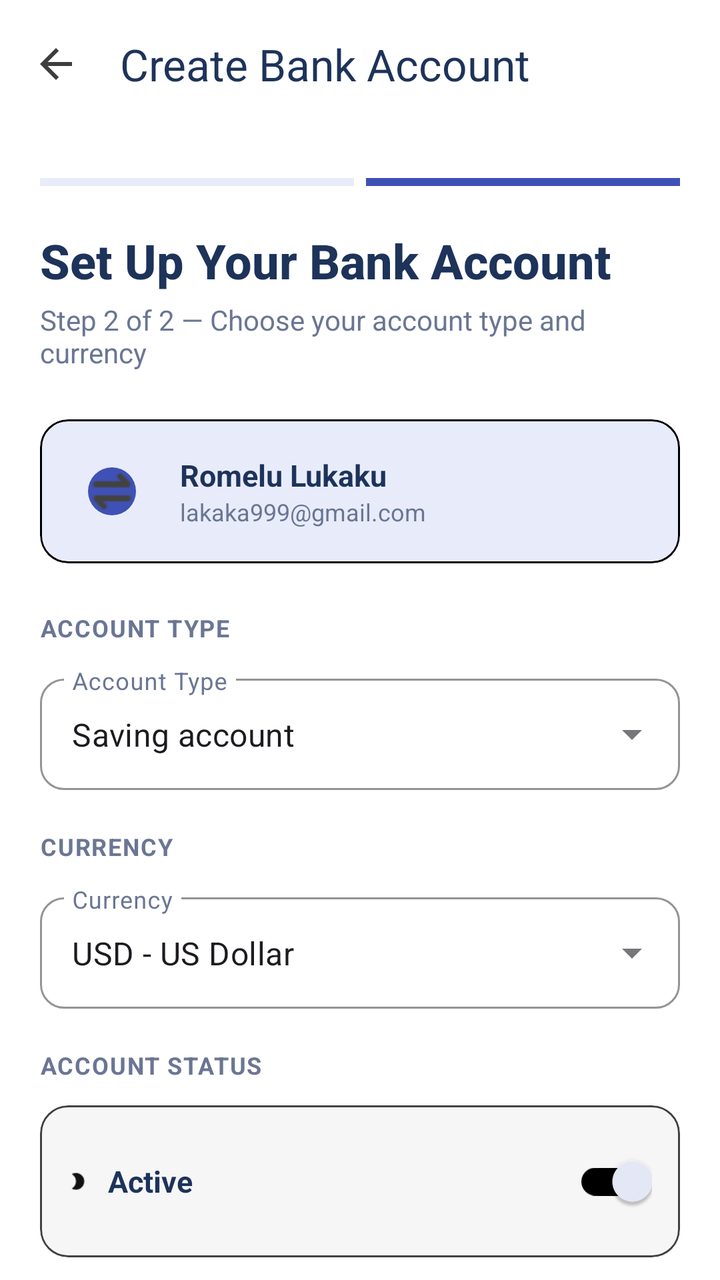
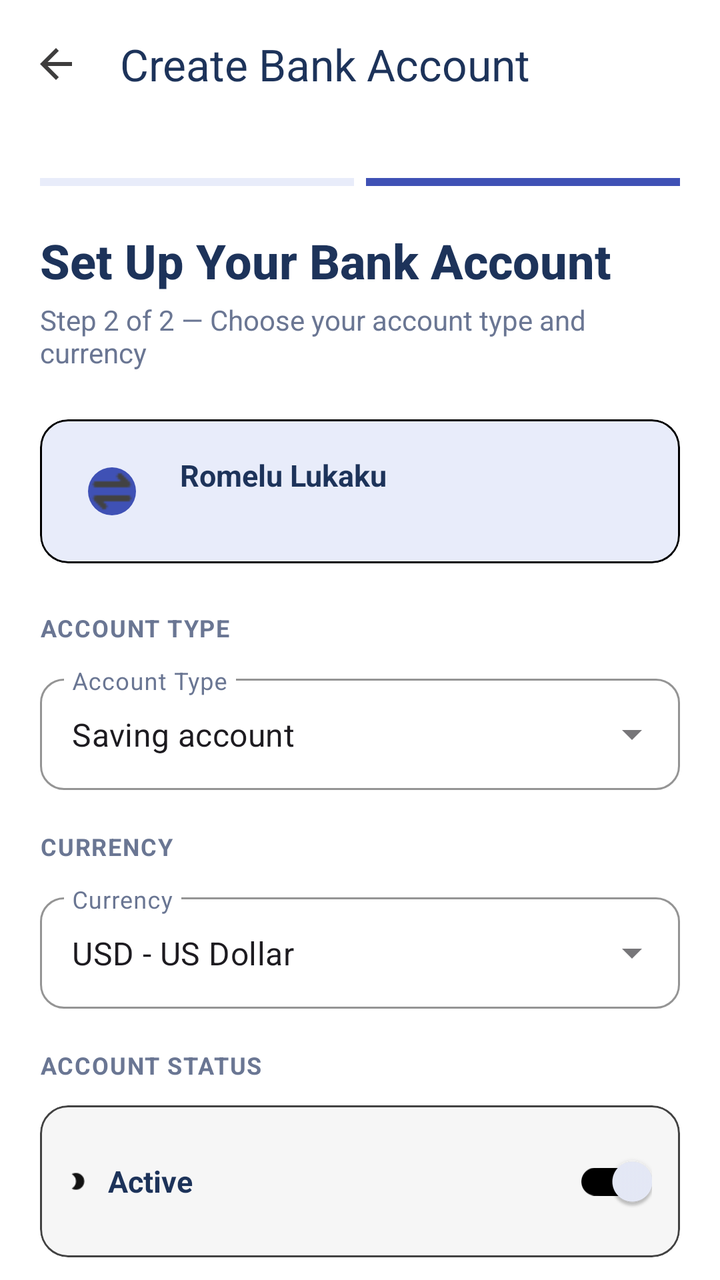

Compare the two renders of this Android layout. The source of the first and the diff that turns it into the second are given below.
<!-- AndroidManifest.xml: application theme Theme.Banking_app_Y3S2 -->
<!-- res/layout/activity_create_bank_account.xml -->
<?xml version="1.0" encoding="utf-8"?>
<androidx.coordinatorlayout.widget.CoordinatorLayout
    android:id="@+id/createBankAccRoot"
    xmlns:android="http://schemas.android.com/apk/res/android"
    xmlns:app="http://schemas.android.com/apk/res-auto"
    xmlns:tools="http://schemas.android.com/tools"
    android:layout_width="match_parent"
    android:layout_height="match_parent"
    android:background="@color/background"
    tools:context=".CreateBankAccountActivity">

    <com.google.android.material.appbar.AppBarLayout
        android:layout_width="match_parent"
        android:layout_height="wrap_content"
        android:background="@color/background"
        app:liftOnScroll="false"
        app:elevation="2dp">

        <com.google.android.material.appbar.MaterialToolbar
            android:id="@+id/toolbar"
            android:layout_width="match_parent"
            android:layout_height="?attr/actionBarSize"
            android:elevation="0dp"
            app:title="Create Bank Account"
            app:titleTextColor="@color/text_primary"
            app:navigationIcon="@drawable/baseline_arrow_back_24" />

    </com.google.android.material.appbar.AppBarLayout>

    <androidx.core.widget.NestedScrollView
        android:layout_width="match_parent"
        android:layout_height="match_parent"
        app:layout_behavior="@string/appbar_scrolling_view_behavior">

        <LinearLayout
            android:layout_width="match_parent"
            android:layout_height="wrap_content"
            android:orientation="vertical"
            android:paddingStart="20dp"
            android:paddingEnd="20dp"
            android:paddingTop="24dp"
            android:paddingBottom="32dp">

            
            <LinearLayout
                android:layout_width="match_parent"
                android:layout_height="wrap_content"
                android:layout_marginBottom="20dp"
                android:orientation="horizontal"
                android:gravity="center_vertical">

                <View
                    android:layout_width="0dp"
                    android:layout_height="4dp"
                    android:layout_weight="1"
                    android:background="@color/soft_blue_bg" />

                <View
                    android:layout_width="6dp"
                    android:layout_height="6dp" />

                <View
                    android:layout_width="0dp"
                    android:layout_height="4dp"
                    android:layout_weight="1"
                    android:background="@color/primary" />

            </LinearLayout>

            
            <TextView
                android:layout_width="wrap_content"
                android:layout_height="wrap_content"
                android:text="Set Up Your Bank Account"
                android:textColor="@color/text_primary"
                android:textSize="24sp"
                android:textStyle="bold"
                android:fontFamily="sans-serif-medium" />

            <TextView
                android:layout_width="wrap_content"
                android:layout_height="wrap_content"
                android:layout_marginTop="4dp"
                android:layout_marginBottom="24dp"
                android:text="Step 2 of 2 — Choose your account type and currency"
                android:textColor="@color/text_secondary"
                android:textSize="14sp" />

            
            <com.google.android.material.card.MaterialCardView
                android:layout_width="match_parent"
                android:layout_height="wrap_content"
                android:layout_marginBottom="24dp"
                app:cardCornerRadius="14dp"
                app:cardElevation="0dp"
                app:strokeColor="@color/textColor"
                app:strokeWidth="1dp"
                app:cardBackgroundColor="@color/soft_blue_bg">

                <LinearLayout
                    android:layout_width="match_parent"
                    android:layout_height="wrap_content"
                    android:orientation="horizontal"
                    android:padding="14dp"
                    android:gravity="center_vertical">

                    <com.google.android.material.imageview.ShapeableImageView
                        android:id="@+id/ivAvatar"
                        android:layout_width="44dp"
                        android:layout_height="44dp"
                        android:src="@drawable/icon_transfer_fill"
                        android:background="@color/primary"
                        android:padding="10dp"
                        app:shapeAppearanceOverlay="@style/CircleImage"
                        app:tint="@color/cardview_dark_background" />

                    <LinearLayout
                        android:layout_width="0dp"
                        android:layout_height="wrap_content"
                        android:layout_weight="1"
                        android:layout_marginStart="12dp"
                        android:orientation="vertical">

                        <TextView
                            android:id="@+id/tvHolderName"
                            android:layout_width="wrap_content"
                            android:layout_height="wrap_content"
                            android:text="Romelu Lukaku"
                            android:textColor="@color/text_primary"
                            android:textSize="15sp"
                            android:textStyle="bold" />

                        <TextView
                            android:id="@+id/tvHolderEmail"
                            android:layout_width="wrap_content"
                            android:layout_height="wrap_content"
                            android:text="lakaka999@gmail.com"
                            android:textColor="@color/text_secondary"
                            android:textSize="12sp" />

                    </LinearLayout>

                </LinearLayout>

            </com.google.android.material.card.MaterialCardView>

            
            <TextView
                style="@style/SectionLabel"
                android:text="ACCOUNT TYPE" />

            <com.google.android.material.textfield.TextInputLayout
                style="@style/RoundedDropdownLayout"
                android:layout_width="match_parent"
                android:layout_height="wrap_content"
                android:layout_marginTop="12dp"
                android:hint="Account Type">

                <com.google.android.material.textfield.MaterialAutoCompleteTextView
                    android:id="@+id/dropdownAccountType"
                    android:layout_width="match_parent"
                    android:layout_height="wrap_content"
                    android:text="Saving account" />


            </com.google.android.material.textfield.TextInputLayout>

            
            <TextView
                style="@style/SectionLabel"
                android:layout_marginTop="20dp"
                android:text="CURRENCY" />

            <com.google.android.material.textfield.TextInputLayout
                style="@style/RoundedDropdownLayout"
                android:layout_width="match_parent"
                android:layout_height="wrap_content"
                android:layout_marginTop="12dp"
                android:hint="Currency">

                <com.google.android.material.textfield.MaterialAutoCompleteTextView
                    android:id="@+id/dropdownCurrency"
                    android:layout_width="match_parent"
                    android:layout_height="wrap_content"
                    android:text="USD - US Dollar" />

            </com.google.android.material.textfield.TextInputLayout>

            
            <TextView
                style="@style/SectionLabel"
                android:layout_marginTop="20dp"
                android:text="ACCOUNT STATUS" />

            <com.google.android.material.card.MaterialCardView
                android:layout_width="match_parent"
                android:layout_height="wrap_content"
                android:layout_marginTop="12dp"
                app:cardCornerRadius="14dp"
                app:cardElevation="0dp"
                app:strokeColor="@color/cardview_dark_background"
                app:strokeWidth="1dp"
                app:cardBackgroundColor="@color/background1">

                <LinearLayout
                    android:layout_width="match_parent"
                    android:layout_height="wrap_content"
                    android:orientation="horizontal"
                    android:padding="14dp"
                    android:gravity="center_vertical">

                    <View
                        android:layout_width="10dp"
                        android:layout_height="10dp"
                        android:background="@drawable/ic_dark" />

                    <TextView
                        android:layout_width="0dp"
                        android:layout_height="wrap_content"
                        android:layout_weight="1"
                        android:layout_marginStart="10dp"
                        android:text="Active"
                        android:textColor="@color/text_primary"
                        android:textSize="15sp"
                        android:textStyle="bold" />

                    <com.google.android.material.switchmaterial.SwitchMaterial
                        android:id="@+id/switchStatus"
                        android:layout_width="wrap_content"
                        android:layout_height="wrap_content"
                        android:checked="true"
                        app:thumbTint="@color/soft_blue_bg"
                        app:trackTint="@color/textColor" />

                </LinearLayout>

            </com.google.android.material.card.MaterialCardView>

            
            <com.google.android.material.button.MaterialButton
                android:id="@+id/btnCreateAccount"
                android:layout_width="match_parent"
                android:layout_height="52dp"
                android:layout_marginTop="28dp"
                android:text="Create Account"
                android:textAllCaps="false"
                android:textSize="16sp"
                app:cornerRadius="14dp"
                app:backgroundTint="@color/primary"
                app:icon="@drawable/ic_dark"
                app:iconGravity="end"
                app:iconTint="@color/background1" />

            <com.google.android.material.button.MaterialButton
                android:id="@+id/btnBack"
                style="@style/Widget.MaterialComponents.Button.OutlinedButton"
                android:layout_width="match_parent"
                android:layout_height="52dp"
                android:layout_marginTop="10dp"
                android:text="Back"
                android:textAllCaps="false"
                android:textColor="@color/primary"
                android:textSize="16sp"
                app:cornerRadius="14dp"
                app:strokeColor="@color/primary" />

        </LinearLayout>

    </androidx.core.widget.NestedScrollView>

</androidx.coordinatorlayout.widget.CoordinatorLayout>
<!-- resources referenced by this layout -->
<resources>
  <color name="background">#FFFFFF</color>
  <color name="background1">#F6F6F6</color>
  <color name="primary">#3F51B5</color>
  <color name="soft_blue_bg">#E8ECFA</color>
  <color name="textColor">#000</color>
  <color name="text_primary">#1D335A</color>
  <color name="text_secondary">#6A7693</color>
  <!-- drawable baseline_arrow_back_24 (drawable) -->
  <vector xmlns:android="http://schemas.android.com/apk/res/android" android:autoMirrored="true" android:height="24dp" android:tint="#3E3D3D" android:viewportHeight="24" android:viewportWidth="24" android:width="24dp">
        
      <path android:fillColor="@android:color/white" android:pathData="M20,11H7.83l5.59,-5.59L12,4l-8,8 8,8 1.41,-1.41L7.83,13H20v-2z"/>
      
  </vector>
  <!-- drawable ic_dark: png bitmap (drawable, 450 bytes) -->
  <!-- drawable icon_transfer_fill: png bitmap (drawable, 258 bytes) -->
  <style name="CircleImage">
          <item name="cornerFamily">rounded</item>
          <item name="cornerSize">50%</item>
      </style>
  <style name="RoundedDropdownLayout" parent="Widget.MaterialComponents.TextInputLayout.OutlinedBox.ExposedDropdownMenu">
          <item name="boxCornerRadiusTopStart">12dp</item>
          <item name="boxCornerRadiusTopEnd">12dp</item>
          <item name="boxCornerRadiusBottomStart">12dp</item>
          <item name="boxCornerRadiusBottomEnd">12dp</item>
          <item name="boxStrokeColor">@color/primary</item>
          <item name="hintTextColor">@color/primary</item>
          <item name="android:textColorHint">@color/text_secondary</item>
      </style>
  <style name="SectionLabel">
          <item name="android:layout_width">wrap_content</item>
          <item name="android:layout_height">wrap_content</item>
          <item name="android:textColor">@color/text_secondary</item>
          <item name="android:textSize">12sp</item>
          <item name="android:textStyle">bold</item>
          <item name="android:letterSpacing">0.05</item>
      </style>
  <style name="Theme.Banking_app_Y3S2" parent="Base.Theme.Banking_app_Y3S2" />
  <style name="Base.Theme.Banking_app_Y3S2" parent="Theme.Material3.DayNight.NoActionBar">
          
          
          <item name="android:textViewStyle">@style/Widget.BankingApp.CleanTextView</item>
          <item name="android:editTextStyle">@style/Widget.BankingApp.CleanEditText</item>
          <item name="buttonStyle">@style/Widget.BankingApp.CleanButton</item>
      </style>
  <style name="Widget.BankingApp.CleanTextView" parent="@android:style/Widget.TextView">
          <item name="android:shadowColor">@android:color/transparent</item>
          <item name="android:shadowDx">0</item>
          <item name="android:shadowDy">0</item>
          <item name="android:shadowRadius">0</item>
          <item name="android:elegantTextHeight">false</item>
      </style>
  <style name="Widget.BankingApp.CleanEditText" parent="@android:style/Widget.EditText">
          <item name="android:shadowColor">@android:color/transparent</item>
          <item name="android:shadowDx">0</item>
          <item name="android:shadowDy">0</item>
          <item name="android:shadowRadius">0</item>
          <item name="android:textColor">@color/text_primary</item>
          <item name="android:textColorHint">@color/text_hint</item>
      </style>
  <style name="Widget.BankingApp.CleanButton" parent="Widget.Material3.Button">
          <item name="android:shadowColor">@android:color/transparent</item>
          <item name="android:shadowDx">0</item>
          <item name="android:shadowDy">0</item>
          <item name="android:shadowRadius">0</item>
          <item name="android:textStyle">bold</item>
          <item name="android:textAllCaps">false</item>
      </style>
  <color name="text_hint">#5E6E8B</color>
</resources>

<!-- the commit's change to res/layout/activity_create_bank_account.xml (unified diff, before → after) -->
@@ -7,7 +7,7 @@
     android:layout_width="match_parent"
     android:layout_height="match_parent"
     android:background="@color/background"
-    tools:context=".CreateBankAccountActivity">
+    tools:context=".views.activity.CreateBankAccountActivity">
 
     <com.google.android.material.appbar.AppBarLayout
         android:layout_width="match_parent"
@@ -122,7 +122,7 @@
                         android:orientation="vertical">
 
                         <TextView
-                            android:id="@+id/tvHolderName"
+                            android:id="@+id/tvUserFullname"
                             android:layout_width="wrap_content"
                             android:layout_height="wrap_content"
                             android:text="Romelu Lukaku"
@@ -131,10 +131,10 @@
                             android:textStyle="bold" />
 
                         <TextView
-                            android:id="@+id/tvHolderEmail"
+                            android:id="@+id/tvUserPhone"
                             android:layout_width="wrap_content"
                             android:layout_height="wrap_content"
-                            android:text="lakaka999@gmail.com"
+                            android:text=""
                             android:textColor="@color/text_secondary"
                             android:textSize="12sp" />
 
